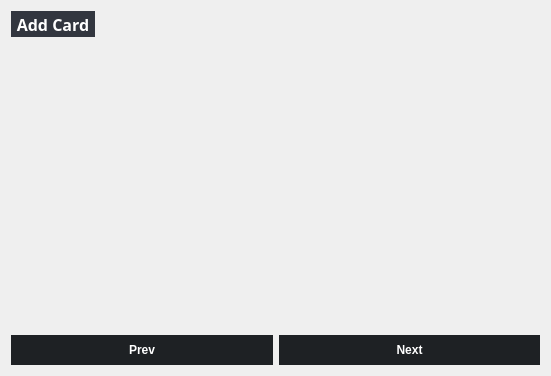
The window that deck.ui (dparker2/StudyGroup) describes before a commit, drawn with Qt 5.
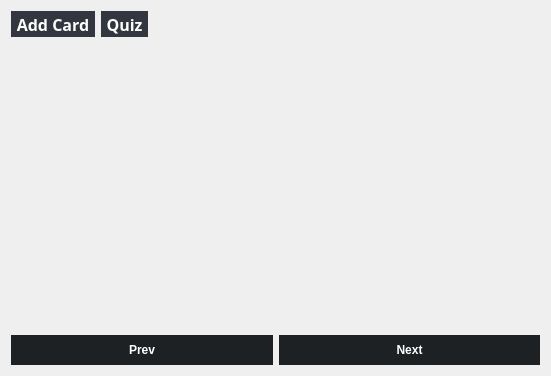
The same window after the commit.

Commit message: Deck, flashcard, front/back widgets working

What changed in the file:
```diff
--- a/deck.ui
+++ b/deck.ui
@@ -47,6 +47,44 @@
        </property>
       </widget>
      </item>
+     <item>
+      <widget class="QToolButton" name="quiz_btn">
+       <property name="enabled">
+        <bool>true</bool>
+       </property>
+       <property name="font">
+        <font>
+         <family>Trebuchet MS</family>
+         <pointsize>12</pointsize>
+         <weight>75</weight>
+         <italic>false</italic>
+         <bold>true</bold>
+        </font>
+       </property>
+       <property name="styleSheet">
+        <string notr="true">QToolButton {
+background-color: rgb(50, 54, 63);
+color: white; 
+font:bold;
+border: 0px;
+}
+
+QToolButton:hover {
+	background-color: rgba(0, 127, 177, 0.6);
+}
+
+QToolButton:checked {
+	background-color: rgb(0, 127, 177);
+}</string>
+       </property>
+       <property name="text">
+        <string>Quiz</string>
+       </property>
+       <property name="checkable">
+        <bool>true</bool>
+       </property>
+      </widget>
+     </item>
      <item>
       <spacer name="horizontalSpacer">
        <property name="orientation">
```
Left out of the diff: 4 changed lines with no effect on the pictures. The commit also changes 18 other files.
